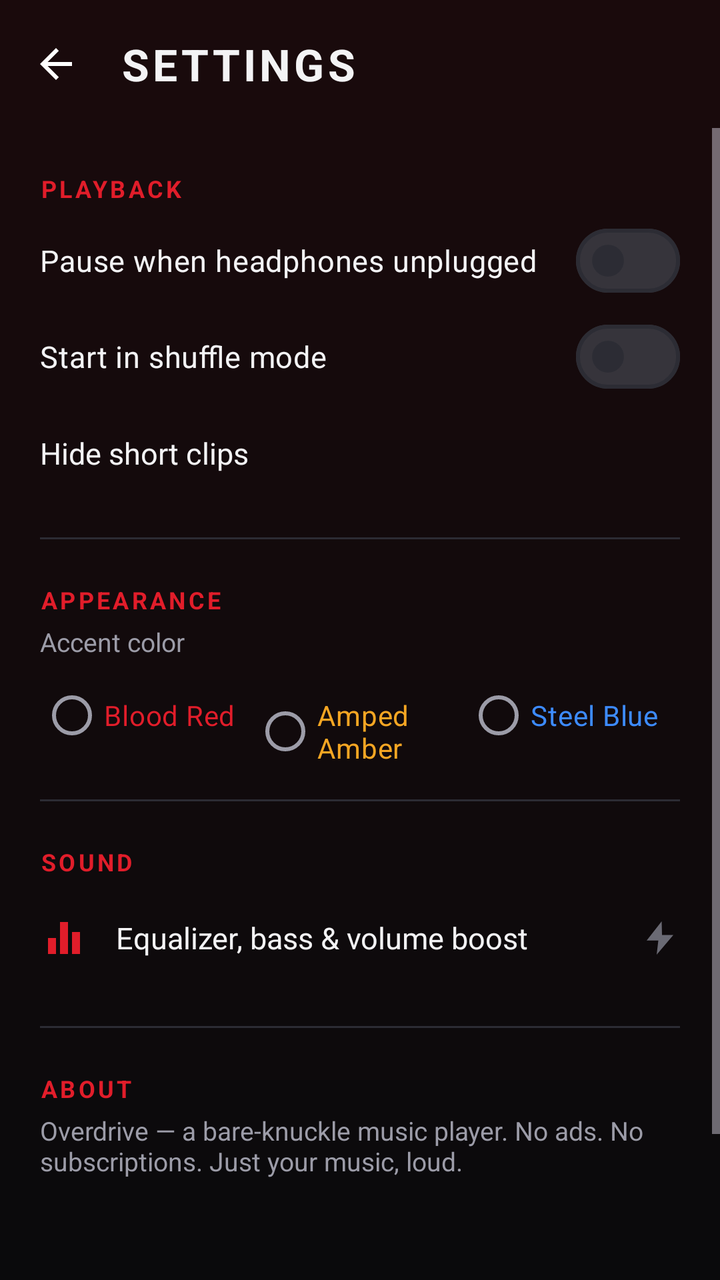
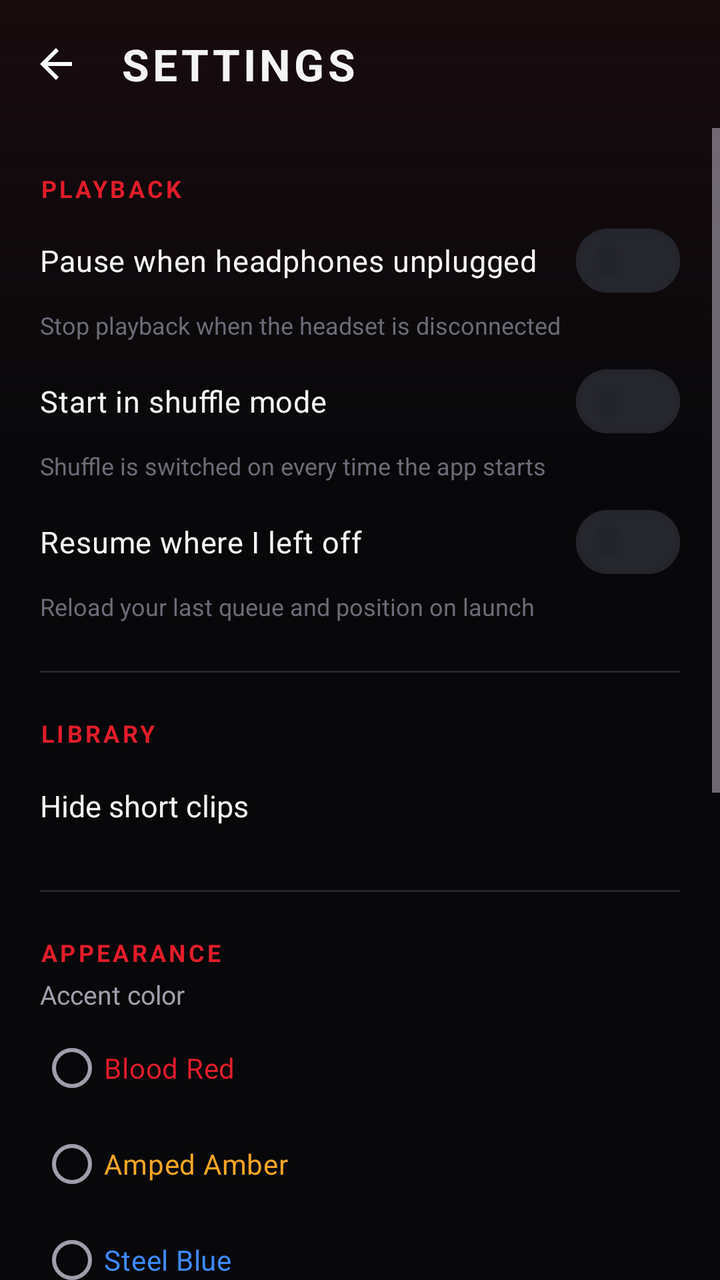

An Android layout rendered at two revisions. The XML below is the earlier revision; the diff shows what the commit changed to produce the second picture.
<!-- AndroidManifest.xml: application theme Theme.Overdrive -->
<!-- res/layout/activity_settings.xml -->
<?xml version="1.0" encoding="utf-8"?>
<LinearLayout xmlns:android="http://schemas.android.com/apk/res/android"
    xmlns:app="http://schemas.android.com/apk/res-auto"
    android:layout_width="match_parent"
    android:layout_height="match_parent"
    android:background="@drawable/bg_app"
    android:orientation="vertical">

    <com.google.android.material.appbar.MaterialToolbar
        android:id="@+id/toolbar"
        android:layout_width="match_parent"
        android:layout_height="?attr/actionBarSize"
        android:background="@android:color/transparent"
        app:navigationIcon="@drawable/ic_arrow_back"
        app:title="@string/settings"
        app:titleTextAppearance="@style/Widget.Overdrive.Toolbar.Title" />

    <ScrollView
        android:layout_width="match_parent"
        android:layout_height="0dp"
        android:layout_weight="1"
        android:clipToPadding="false"
        android:paddingBottom="32dp">

        <LinearLayout
            android:layout_width="match_parent"
            android:layout_height="wrap_content"
            android:orientation="vertical"
            android:paddingHorizontal="20dp">

            <TextView style="@style/SectionHeader" android:text="@string/playback_section" />

            <com.google.android.material.materialswitch.MaterialSwitch
                android:id="@+id/switchPauseDisconnect"
                android:layout_width="match_parent"
                android:layout_height="wrap_content"
                android:paddingVertical="8dp"
                android:text="@string/pause_on_disconnect"
                android:textColor="@color/text_primary"
                android:textSize="15sp" />

            <com.google.android.material.materialswitch.MaterialSwitch
                android:id="@+id/switchShuffleDefault"
                android:layout_width="match_parent"
                android:layout_height="wrap_content"
                android:paddingVertical="8dp"
                android:text="@string/shuffle_default"
                android:textColor="@color/text_primary"
                android:textSize="15sp" />

            <LinearLayout
                android:id="@+id/rowMinLength"
                android:layout_width="match_parent"
                android:layout_height="wrap_content"
                android:background="?attr/selectableItemBackground"
                android:gravity="center_vertical"
                android:orientation="horizontal"
                android:paddingVertical="14dp">

                <TextView
                    android:layout_width="0dp"
                    android:layout_height="wrap_content"
                    android:layout_weight="1"
                    android:text="@string/min_length"
                    android:textColor="@color/text_primary"
                    android:textSize="15sp" />

                <TextView
                    android:id="@+id/minLengthValue"
                    android:layout_width="wrap_content"
                    android:layout_height="wrap_content"
                    android:textColor="?attr/colorPrimary"
                    android:textSize="15sp"
                    android:textStyle="bold" />
            </LinearLayout>

            <View style="@style/Divider" />

            <TextView style="@style/SectionHeader" android:text="@string/appearance_section" />

            <TextView
                android:layout_width="match_parent"
                android:layout_height="wrap_content"
                android:layout_marginBottom="4dp"
                android:text="@string/accent_color"
                android:textColor="@color/text_secondary"
                android:textSize="13sp" />

            <RadioGroup
                android:id="@+id/groupAccent"
                android:layout_width="match_parent"
                android:layout_height="wrap_content"
                android:orientation="horizontal">

                <RadioButton
                    android:id="@+id/accentRed"
                    android:layout_width="0dp"
                    android:layout_height="wrap_content"
                    android:layout_weight="1"
                    android:text="@string/accent_red"
                    android:textColor="@color/rock_red" />

                <RadioButton
                    android:id="@+id/accentAmber"
                    android:layout_width="0dp"
                    android:layout_height="wrap_content"
                    android:layout_weight="1"
                    android:text="@string/accent_amber"
                    android:textColor="@color/rock_amber" />

                <RadioButton
                    android:id="@+id/accentBlue"
                    android:layout_width="0dp"
                    android:layout_height="wrap_content"
                    android:layout_weight="1"
                    android:text="@string/accent_blue"
                    android:textColor="@color/rock_steel" />
            </RadioGroup>

            <View style="@style/Divider" />

            <TextView style="@style/SectionHeader" android:text="@string/sound_section" />

            <LinearLayout
                android:id="@+id/rowEqualizer"
                android:layout_width="match_parent"
                android:layout_height="wrap_content"
                android:background="?attr/selectableItemBackground"
                android:gravity="center_vertical"
                android:orientation="horizontal"
                android:paddingVertical="14dp">

                <ImageView
                    android:layout_width="24dp"
                    android:layout_height="24dp"
                    android:contentDescription="@null"
                    android:src="@drawable/ic_equalizer"
                    app:tint="?attr/colorPrimary" />

                <TextView
                    android:layout_width="0dp"
                    android:layout_height="wrap_content"
                    android:layout_marginStart="14dp"
                    android:layout_weight="1"
                    android:text="@string/open_equalizer"
                    android:textColor="@color/text_primary"
                    android:textSize="15sp" />

                <ImageView
                    android:layout_width="20dp"
                    android:layout_height="20dp"
                    android:contentDescription="@null"
                    android:src="@drawable/ic_bolt"
                    app:tint="@color/text_muted" />
            </LinearLayout>

            <View style="@style/Divider" />

            <TextView style="@style/SectionHeader" android:text="@string/about_section" />

            <TextView
                android:layout_width="match_parent"
                android:layout_height="wrap_content"
                android:text="@string/about_text"
                android:textColor="@color/text_secondary"
                android:textSize="13sp" />

            <TextView
                android:id="@+id/version"
                android:layout_width="match_parent"
                android:layout_height="wrap_content"
                android:layout_marginTop="12dp"
                android:textColor="@color/text_muted"
                android:textSize="13sp" />

            <com.google.android.material.button.MaterialButton
                android:id="@+id/rescanButton"
                style="@style/Widget.Material3.Button.OutlinedButton"
                android:layout_width="wrap_content"
                android:layout_height="wrap_content"
                android:layout_marginTop="20dp"
                android:text="@string/rescan" />
        </LinearLayout>
    </ScrollView>

</LinearLayout>
<!-- resources referenced by this layout -->
<resources>
  <color name="text_muted">#FF6A6A74</color>
  <color name="text_primary">#FFF3F3F5</color>
  <color name="text_secondary">#FF9C9CA8</color>
  <!-- drawable bg_app (drawable) -->
  <?xml version="1.0" encoding="utf-8"?>
  <layer-list xmlns:android="http://schemas.android.com/apk/res/android">
      <item>
          <shape android:shape="rectangle">
              <gradient
                  android:angle="270"
                  android:startColor="@color/bg_grad_top"
                  android:endColor="@color/bg" />
          </shape>
      </item>
  </layer-list>
  <style name="Theme.Overdrive" parent="Theme.Material3.Dark.NoActionBar">
          <item name="colorPrimary">@color/rock_red</item>
          <item name="colorOnPrimary">@color/white</item>
          <item name="colorPrimaryContainer">@color/rock_red_dark</item>
          <item name="colorOnPrimaryContainer">@color/white</item>
          <item name="colorSecondary">@color/rock_amber</item>
          <item name="colorOnSecondary">@color/black</item>
          <item name="colorSecondaryContainer">@color/rock_amber_dark</item>
          <item name="colorOnSecondaryContainer">@color/white</item>
  
          <item name="android:colorBackground">@color/bg</item>
          <item name="colorSurface">@color/surface</item>
          <item name="colorOnSurface">@color/text_primary</item>
          <item name="colorSurfaceVariant">@color/surface_2</item>
          <item name="colorOnSurfaceVariant">@color/text_secondary</item>
          <item name="colorOutline">@color/divider</item>
          <item name="colorOutlineVariant">@color/surface_3</item>
          <item name="colorError">@color/rock_red</item>
  
          <item name="android:windowBackground">@drawable/bg_app</item>
          <item name="android:statusBarColor">@android:color/transparent</item>
          <item name="android:navigationBarColor">@color/bg</item>
          <item name="android:windowLightStatusBar">false</item>
  
          <item name="materialAlertDialogTheme">@style/ThemeOverlay.Overdrive.Dialog</item>
      </style>
  <color name="bg_grad_top">#FF1A0A0C</color>
  <color name="bg">#FF0A0A0C</color>
  <color name="divider">#FF2C2C34</color>
  <color name="rock_red_dark">#FF8E0F17</color>
  <color name="rock_amber_dark">#FFB4700A</color>
  <color name="surface">#FF151519</color>
  <color name="surface_2">#FF1E1E24</color>
  <color name="surface_3">#FF282830</color>
  <style name="ThemeOverlay.Overdrive.Dialog" parent="ThemeOverlay.Material3.MaterialAlertDialog">
          <item name="colorSurface">@color/surface_2</item>
          <item name="colorOnSurface">@color/text_primary</item>
      </style>
  <!-- unchanged entries left out for length: 26 -->
</resources>

<!-- the commit's change to res/layout/activity_settings.xml (unified diff, before → after) -->
@@ -39,6 +39,8 @@
                 android:textColor="@color/text_primary"
                 android:textSize="15sp" />
 
+            <TextView style="@style/SettingsDescription" android:text="@string/pause_on_disconnect_desc" />
+
             <com.google.android.material.materialswitch.MaterialSwitch
                 android:id="@+id/switchShuffleDefault"
                 android:layout_width="match_parent"
@@ -48,6 +50,23 @@
                 android:textColor="@color/text_primary"
                 android:textSize="15sp" />
 
+            <TextView style="@style/SettingsDescription" android:text="@string/shuffle_default_desc" />
+
+            <com.google.android.material.materialswitch.MaterialSwitch
+                android:id="@+id/switchResume"
+                android:layout_width="match_parent"
+                android:layout_height="wrap_content"
+                android:paddingVertical="8dp"
+                android:text="@string/resume_session"
+                android:textColor="@color/text_primary"
+                android:textSize="15sp" />
+
+            <TextView style="@style/SettingsDescription" android:text="@string/resume_session_desc" />
+
+            <View style="@style/Divider" />
+
+            <TextView style="@style/SectionHeader" android:text="@string/library_section" />
+
             <LinearLayout
                 android:id="@+id/rowMinLength"
                 android:layout_width="match_parent"
@@ -90,31 +109,35 @@
                 android:id="@+id/groupAccent"
                 android:layout_width="match_parent"
                 android:layout_height="wrap_content"
-                android:orientation="horizontal">
+                android:orientation="vertical">
 
                 <RadioButton
                     android:id="@+id/accentRed"
-                    android:layout_width="0dp"
-                    android:layout_height="wrap_content"
-                    android:layout_weight="1"
+                    android:layout_width="match_parent"
+                    android:layout_height="wrap_content"
                     android:text="@string/accent_red"
                     android:textColor="@color/rock_red" />
 
                 <RadioButton
                     android:id="@+id/accentAmber"
-                    android:layout_width="0dp"
-                    android:layout_height="wrap_content"
-                    android:layout_weight="1"
+                    android:layout_width="match_parent"
+                    android:layout_height="wrap_content"
                     android:text="@string/accent_amber"
                     android:textColor="@color/rock_amber" />
 
                 <RadioButton
                     android:id="@+id/accentBlue"
-                    android:layout_width="0dp"
-                    android:layout_height="wrap_content"
-                    android:layout_weight="1"
+                    android:layout_width="match_parent"
+                    android:layout_height="wrap_content"
                     android:text="@string/accent_blue"
                     android:textColor="@color/rock_steel" />
+
+                <RadioButton
+                    android:id="@+id/accentToxic"
+                    android:layout_width="match_parent"
+                    android:layout_height="wrap_content"
+                    android:text="@string/accent_toxic"
+                    android:textColor="@color/rock_toxic" />
             </RadioGroup>
 
             <View style="@style/Divider" />
<!-- resource entries referenced after the edit -->
@@ -1,20 +1,42 @@
 <!-- resources referenced by this layout -->
 <resources>
-  <color name="text_muted">#FF6A6A74</color>
-  <color name="text_primary">#FFF3F3F5</color>
-  <color name="text_secondary">#FF9C9CA8</color>
+  <color name="rock_toxic">#FF8BF33A</color>
+  <color name="text_muted">#FF6C6C78</color>
+  <color name="text_primary">#FFF4F4F6</color>
+  <color name="text_secondary">#FFA0A0AC</color>
   <!-- drawable bg_app (drawable) -->
   <?xml version="1.0" encoding="utf-8"?>
   <layer-list xmlns:android="http://schemas.android.com/apk/res/android">
       <item>
           <shape android:shape="rectangle">
+              <solid android:color="@color/bg" />
+          </shape>
+      </item>
+      
+      <item>
+          <shape android:shape="rectangle">
               <gradient
                   android:angle="270"
+                  android:centerY="0.35"
                   android:startColor="@color/bg_grad_top"
-                  android:endColor="@color/bg" />
+                  android:centerColor="#0008080A"
+                  android:endColor="#0008080A" />
           </shape>
       </item>
   </layer-list>
+  <string name="accent_toxic">Toxic Green</string>
+  <string name="library_section">Library</string>
+  <string name="pause_on_disconnect_desc">Stop playback when the headset is disconnected</string>
+  <string name="resume_session">Resume where I left off</string>
+  <string name="resume_session_desc">Reload your last queue and position on launch</string>
+  <string name="shuffle_default_desc">Shuffle is switched on every time the app starts</string>
+  <style name="SettingsDescription" parent="">
+          <item name="android:layout_width">match_parent</item>
+          <item name="android:layout_height">wrap_content</item>
+          <item name="android:layout_marginBottom">6dp</item>
+          <item name="android:textColor">@color/text_muted</item>
+          <item name="android:textSize">12sp</item>
+      </style>
   <style name="Theme.Overdrive" parent="Theme.Material3.Dark.NoActionBar">
           <item name="colorPrimary">@color/rock_red</item>
           <item name="colorOnPrimary">@color/white</item>
@@ -22,36 +44,46 @@
           <item name="colorOnPrimaryContainer">@color/white</item>
           <item name="colorSecondary">@color/rock_amber</item>
           <item name="colorOnSecondary">@color/black</item>
-          <item name="colorSecondaryContainer">@color/rock_amber_dark</item>
-          <item name="colorOnSecondaryContainer">@color/white</item>
+          <item name="colorSecondaryContainer">@color/surface_3</item>
+          <item name="colorOnSecondaryContainer">@color/text_primary</item>
   
           <item name="android:colorBackground">@color/bg</item>
           <item name="colorSurface">@color/surface</item>
           <item name="colorOnSurface">@color/text_primary</item>
           <item name="colorSurfaceVariant">@color/surface_2</item>
           <item name="colorOnSurfaceVariant">@color/text_secondary</item>
+          <item name="colorSurfaceContainerLow">@color/surface</item>
+          <item name="colorSurfaceContainer">@color/surface_2</item>
+          <item name="colorSurfaceContainerHigh">@color/surface_2</item>
+          <item name="colorSurfaceContainerHighest">@color/surface_3</item>
           <item name="colorOutline">@color/divider</item>
           <item name="colorOutlineVariant">@color/surface_3</item>
           <item name="colorError">@color/rock_red</item>
   
           <item name="android:windowBackground">@drawable/bg_app</item>
-          <item name="android:statusBarColor">@android:color/transparent</item>
-          <item name="android:navigationBarColor">@color/bg</item>
           <item name="android:windowLightStatusBar">false</item>
+          <item name="android:windowLightNavigationBar" tools:targetApi="27">false</item>
   
           <item name="materialAlertDialogTheme">@style/ThemeOverlay.Overdrive.Dialog</item>
+          <item name="bottomSheetDialogTheme">@style/ThemeOverlay.Overdrive.BottomSheet</item>
       </style>
-  <color name="bg_grad_top">#FF1A0A0C</color>
-  <color name="bg">#FF0A0A0C</color>
-  <color name="divider">#FF2C2C34</color>
-  <color name="rock_red_dark">#FF8E0F17</color>
-  <color name="rock_amber_dark">#FFB4700A</color>
-  <color name="surface">#FF151519</color>
-  <color name="surface_2">#FF1E1E24</color>
-  <color name="surface_3">#FF282830</color>
+  <color name="bg_grad_top">#FF170A0D</color>
+  <color name="bg">#FF08080A</color>
+  <color name="divider">#FF24242B</color>
+  <color name="rock_red_dark">#FF7A0C14</color>
+  <color name="surface">#FF121216</color>
+  <color name="surface_2">#FF1A1A20</color>
+  <color name="surface_3">#FF26262E</color>
   <style name="ThemeOverlay.Overdrive.Dialog" parent="ThemeOverlay.Material3.MaterialAlertDialog">
           <item name="colorSurface">@color/surface_2</item>
+          <item name="colorSurfaceContainerHigh">@color/surface_2</item>
           <item name="colorOnSurface">@color/text_primary</item>
+      </style>
+  <style name="ThemeOverlay.Overdrive.BottomSheet" parent="ThemeOverlay.Material3.BottomSheetDialog">
+          <item name="bottomSheetStyle">@style/Widget.Overdrive.BottomSheet</item>
+      </style>
+  <style name="Widget.Overdrive.BottomSheet" parent="Widget.Material3.BottomSheet.Modal">
+          <item name="backgroundTint">@color/surface_2</item>
       </style>
   <!-- unchanged entries left out for length: 26 -->
 </resources>
